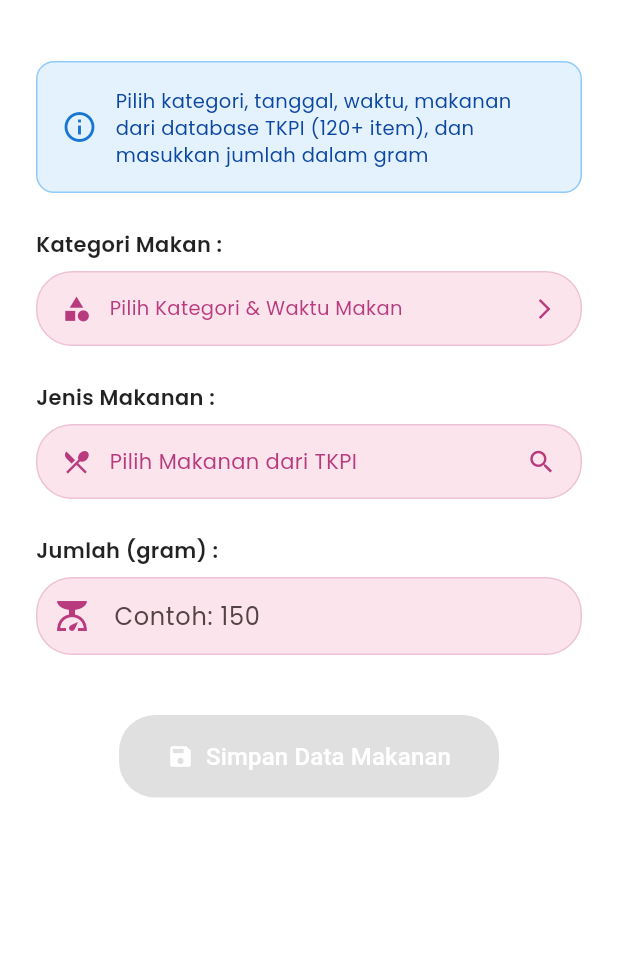
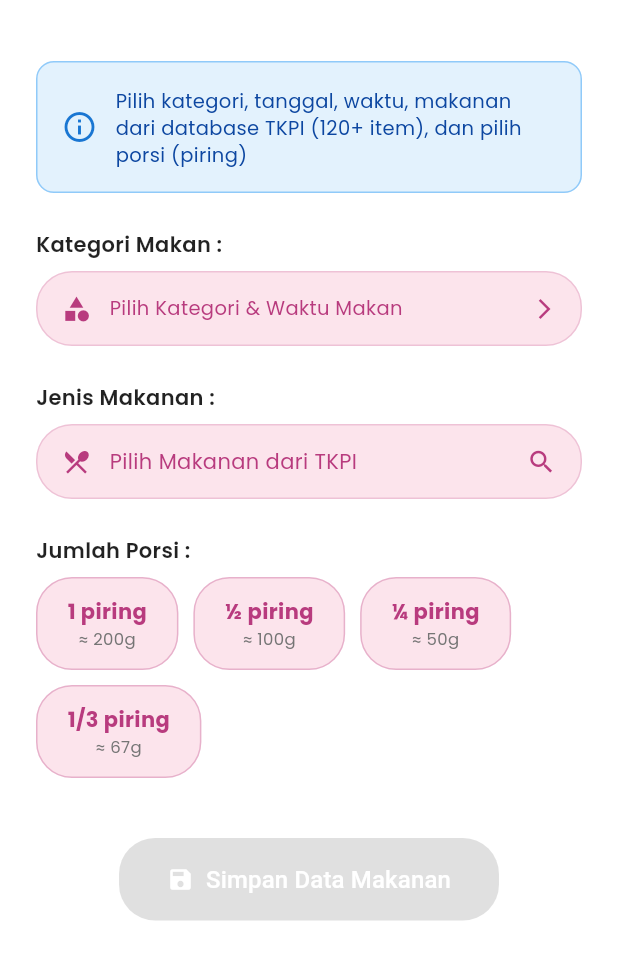
Before and after one commit to yosuatarigan/promedia-v2, a Flutter app: the PengelolaanMakananScreen screen opened directly, on a phone screen of 412 x 824 dp, the part 59-1039 px from its top. Run offline on Flutter 3.47's test engine with Material 3 defaults, Android fonts, the phone set to English and light mode, and no system bars; our stand-ins replace cloud_firestore, firebase_auth, firebase_core, firebase_storage, fl_chart, google_fonts and 1 more; accounts and stored records are empty.

Commit message:
feat: ubah input porsi makanan dari gram ke pilihan piring (No.10)
Ganti TextField gram dengan chip selector: 1 piring (200g),
½ piring (100g), ¼ piring (50g), 1/3 piring (67g)

Co-Authored-By: Claude Sonnet 4.6 <noreply@anthropic.com>

```diff
--- a/lib/pengelolaan_makanan_screen.dart
+++ b/lib/pengelolaan_makanan_screen.dart
@@ -1,5 +1,4 @@
 import 'package:flutter/material.dart';
-import 'package:flutter/services.dart';
 import 'package:firebase_auth/firebase_auth.dart';
 import 'package:cloud_firestore/cloud_firestore.dart';
 import 'package:intl/intl.dart';
@@ -27,11 +26,33 @@ class _PengelolaanMakananScreenState extends State<PengelolaanMakananScreen> {
 
   // Jenis Makanan dari TKPI
   FoodItem? selectedFood;
-  final TextEditingController _gramController = TextEditingController();
+  String? selectedPorsi;
+
+  static const List<String> _porsiOptions = [
+    '1 piring',
+    '½ piring',
+    '¼ piring',
+    '1/3 piring',
+  ];
+
+  double _porsiToGrams(String porsi) {
+    switch (porsi) {
+      case '1 piring':
+        return 200;
+      case '½ piring':
+        return 100;
+      case '¼ piring':
+        return 50;
+      case '1/3 piring':
+        return 67;
+      default:
+        return 0;
+    }
+  }
 
   bool get _hasUnsavedData =>
       selectedFood != null ||
-      _gramController.text.isNotEmpty ||
+      selectedPorsi != null ||
       selectedKategori != null;
 
   Future<bool> _handleBack() async {
@@ -293,11 +314,11 @@ class _PengelolaanMakananScreenState extends State<PengelolaanMakananScreen> {
       return;
     }
 
-    final grams = double.tryParse(_gramController.text);
-    if (grams == null || grams <= 0) {
-      _showError('Mohon masukkan jumlah gram yang valid');
+    if (selectedPorsi == null) {
+      _showError('Mohon pilih jumlah porsi');
       return;
     }
+    final grams = _porsiToGrams(selectedPorsi!);
 
     setState(() => _isLoading = true);
 
@@ -353,6 +374,7 @@ class _PengelolaanMakananScreenState extends State<PengelolaanMakananScreen> {
         'jam':
             '${selectedJam!.hour.toString().padLeft(2, '0')}:${selectedJam!.minute.toString().padLeft(2, '0')}',
         'foodName': selectedFood!.name,
+        'porsi': selectedPorsi,
         'grams': grams,
         'calories': calories,
         'carbohydrate': carbs,
@@ -367,7 +389,7 @@ class _PengelolaanMakananScreenState extends State<PengelolaanMakananScreen> {
         ScaffoldMessenger.of(context).showSnackBar(
           SnackBar(
             content: Text(
-              'Berhasil! ${selectedFood!.name} (${grams.toStringAsFixed(0)}g) tersimpan',
+              'Berhasil! ${selectedFood!.name} ($selectedPorsi) tersimpan',
             ),
             backgroundColor: Colors.green,
             duration: const Duration(seconds: 2),
@@ -414,7 +436,7 @@ class _PengelolaanMakananScreenState extends State<PengelolaanMakananScreen> {
 
   @override
   Widget build(BuildContext context) {
-    final grams = double.tryParse(_gramController.text) ?? 0;
+    final grams = selectedPorsi != null ? _porsiToGrams(selectedPorsi!) : 0.0;
 
     return PopScope(
       canPop: false,
@@ -465,7 +487,7 @@ class _PengelolaanMakananScreenState extends State<PengelolaanMakananScreen> {
                       const SizedBox(width: 12),
                       Expanded(
                         child: Text(
-                          'Pilih kategori, tanggal, waktu, makanan dari database TKPI (120+ item), dan masukkan jumlah dalam gram',
+                          'Pilih kategori, tanggal, waktu, makanan dari database TKPI (120+ item), dan pilih porsi (piring)',
                           style: TextStyle(
                             fontSize: 13,
                             color: Colors.blue.shade900,
@@ -624,9 +646,9 @@ class _PengelolaanMakananScreenState extends State<PengelolaanMakananScreen> {
 
                 const SizedBox(height: 24),
 
-                // Input Jumlah Gram
+                // Input Porsi
                 const Text(
-                  'Jumlah (gram) :',
+                  'Jumlah Porsi :',
                   style: TextStyle(
                     fontSize: 14,
                     fontWeight: FontWeight.w600,
@@ -634,38 +656,57 @@ class _PengelolaanMakananScreenState extends State<PengelolaanMakananScreen> {
                   ),
                 ),
                 const SizedBox(height: 8),
-                TextField(
-                  controller: _gramController,
-                  keyboardType: TextInputType.number,
-                  inputFormatters: [FilteringTextInputFormatter.digitsOnly],
-                  decoration: InputDecoration(
-                    hintText: 'Contoh: 150',
-                    prefixIcon:
-                        const Icon(Icons.scale, color: Color(0xFFB83B7E)),
-                    suffixText: 'gram',
-                    filled: true,
-                    fillColor: const Color(0xFFFCE4EC),
-                    border: OutlineInputBorder(
-                      borderRadius: BorderRadius.circular(24),
-                      borderSide: BorderSide.none,
-                    ),
-                    enabledBorder: OutlineInputBorder(
-                      borderRadius: BorderRadius.circular(24),
-                      borderSide: BorderSide(
-                          color: const Color(0xFFB83B7E).withOpacity(0.2)),
-                    ),
-                    focusedBorder: OutlineInputBorder(
-                      borderRadius: BorderRadius.circular(24),
-                      borderSide: const BorderSide(
-                          color: Color(0xFFB83B7E), width: 2),
-                    ),
-                    contentPadding: const EdgeInsets.symmetric(
-                        horizontal: 16, vertical: 14),
-                  ),
-                  onChanged: (value) => setState(() {}),
+                Wrap(
+                  spacing: 10,
+                  runSpacing: 10,
+                  children: _porsiOptions.map((porsi) {
+                    final isSelected = selectedPorsi == porsi;
+                    return GestureDetector(
+                      onTap: () => setState(() => selectedPorsi = porsi),
+                      child: Container(
+                        padding: const EdgeInsets.symmetric(
+                            horizontal: 20, vertical: 12),
+                        decoration: BoxDecoration(
+                          color: isSelected
+                              ? const Color(0xFFB83B7E)
+                              : const Color(0xFFFCE4EC),
+                          borderRadius: BorderRadius.circular(24),
+                          border: Border.all(
+                            color: const Color(0xFFB83B7E)
+                                .withOpacity(isSelected ? 1 : 0.3),
+                            width: isSelected ? 2 : 1,
+                          ),
+                        ),
+                        child: Column(
+                          mainAxisSize: MainAxisSize.min,
+                          children: [
+                            Text(
+                              porsi,
+                              style: TextStyle(
+                                fontSize: 14,
+                                fontWeight: FontWeight.bold,
+                                color: isSelected
+                                    ? Colors.white
+                                    : const Color(0xFFB83B7E),
+                              ),
+                            ),
+                            Text(
+                              '≈ ${_porsiToGrams(porsi).toStringAsFixed(0)}g',
+                              style: TextStyle(
+                                fontSize: 11,
+                                color: isSelected
+                                    ? Colors.white70
+                                    : Colors.grey.shade600,
+                              ),
+                            ),
+                          ],
+                        ),
+                      ),
+                    );
+                  }).toList(),
                 ),
 
-                if (selectedFood != null && grams > 0) ...[
+                if (selectedFood != null && selectedPorsi != null) ...[
                   const SizedBox(height: 24),
                   FoodNutritionDetail(
                     food: selectedFood!,
@@ -678,7 +719,7 @@ class _PengelolaanMakananScreenState extends State<PengelolaanMakananScreen> {
                 // Tombol Simpan
                 Center(
                   child: ElevatedButton.icon(
-                    onPressed: selectedFood != null && grams > 0 && !_isLoading
+                    onPressed: selectedFood != null && selectedPorsi != null && !_isLoading
                         ? _saveFoodLog
                         : null,
                     icon: const Icon(Icons.save, color: Colors.white),
@@ -737,9 +778,4 @@ class _PengelolaanMakananScreenState extends State<PengelolaanMakananScreen> {
     );
   }
 
-  @override
-  void dispose() {
-    _gramController.dispose();
-    super.dispose();
-  }
 }
```
